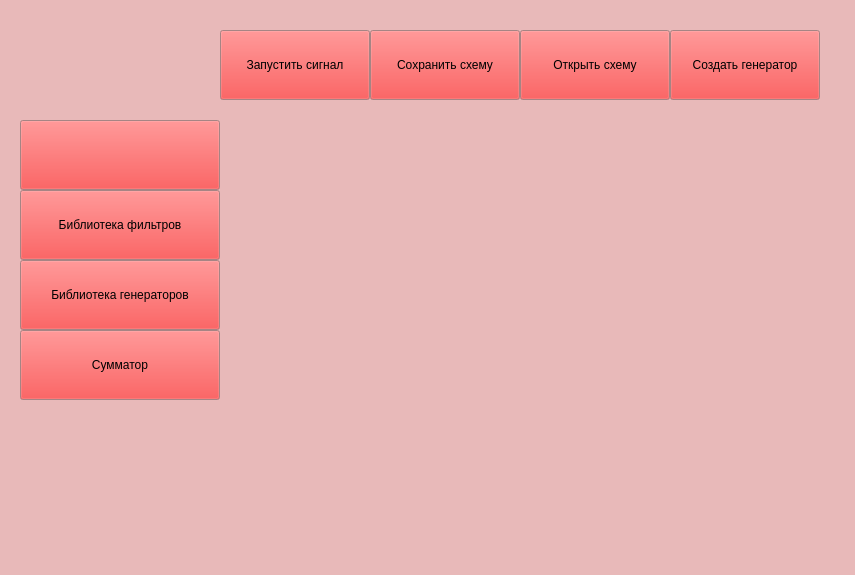
The window that source/widget.ui (maksvorobev/our_project) describes before a commit, drawn with Qt 5.
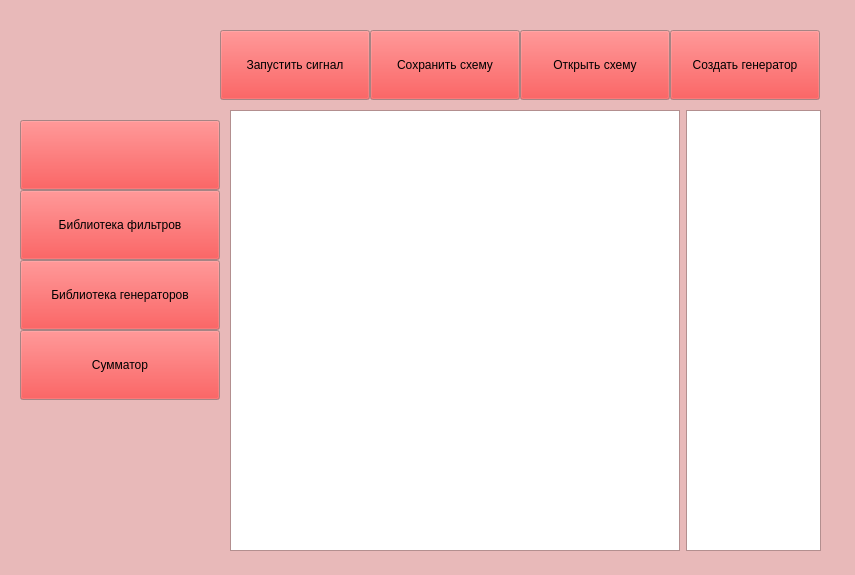
The same window after the commit. Icons and pictures are not drawn. Custom widgets are drawn as their Qt base class.

Patch:
```diff
--- a/source/widget.ui
+++ b/source/widget.ui
@@ -186,26 +186,6 @@
     <string>Создать генератор</string>
    </property>
   </widget>
-  <widget class="QWidget" name="widget" native="true">
-   <property name="geometry">
-    <rect>
-     <x>350</x>
-     <y>259</y>
-     <width>171</width>
-     <height>121</height>
-    </rect>
-   </property>
-  </widget>
-  <widget class="QWidget" name="widget_2" native="true">
-   <property name="geometry">
-    <rect>
-     <x>420</x>
-     <y>199</y>
-     <width>181</width>
-     <height>131</height>
-    </rect>
-   </property>
-  </widget>
   <widget class="QPushButton" name="pushButton_2">
    <property name="geometry">
     <rect>
@@ -268,7 +248,54 @@
     <string>Библиотека генераторов</string>
    </property>
   </widget>
+  <widget class="QWidget" name="widget" native="true">
+   <property name="geometry">
+    <rect>
+     <x>230</x>
+     <y>110</y>
+     <width>591</width>
+     <height>441</height>
+    </rect>
+   </property>
+   <layout class="QHBoxLayout" name="horizontalLayout_2">
+    <item>
+     <widget class="my_grpah_view" name="graphicsView">
+      <property name="minimumSize">
+       <size>
+        <width>450</width>
+        <height>0</height>
+       </size>
+      </property>
+      <property name="dragMode">
+       <enum>QGraphicsView::RubberBandDrag</enum>
+      </property>
+     </widget>
+    </item>
+    <item>
+     <widget class="MyListWidget" name="listWidget">
+      <property name="dragEnabled">
+       <bool>true</bool>
+      </property>
+      <property name="dragDropMode">
+       <enum>QAbstractItemView::DragOnly</enum>
+      </property>
+     </widget>
+    </item>
+   </layout>
+  </widget>
  </widget>
+ <customwidgets>
+  <customwidget>
+   <class>my_grpah_view</class>
+   <extends>QGraphicsView</extends>
+   <header>./headers/logic_of_fronted/my_grpah_view.h</header>
+  </customwidget>
+  <customwidget>
+   <class>MyListWidget</class>
+   <extends>QListWidget</extends>
+   <header>./headers/logic_of_fronted/mylistwidget.h</header>
+  </customwidget>
+ </customwidgets>
  <resources/>
  <connections/>
 </ui>
```
